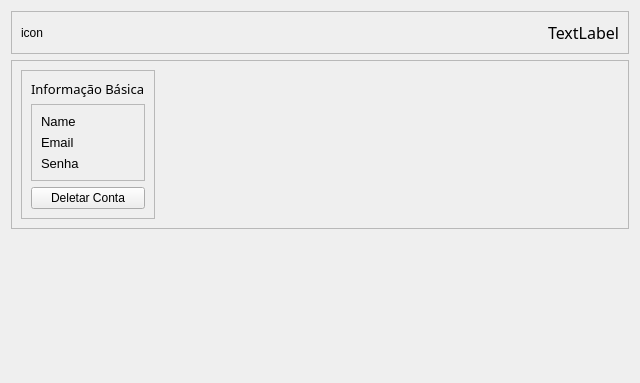
Before: the Qt Designer form view/components/Profile.ui in Wth10/System-Programmer, drawn with Qt 5.
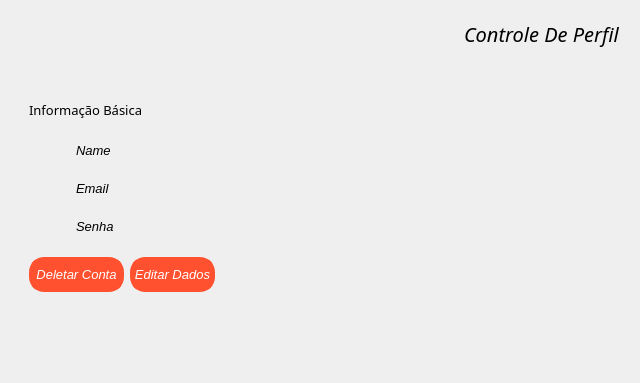
After: the same form once the commit is applied. Icons and pictures are not drawn.

The edit to the form file:
```diff
--- a/view/components/Profile.ui
+++ b/view/components/Profile.ui
@@ -17,7 +17,7 @@
    <item>
     <widget class="QFrame" name="frame">
      <property name="frameShape">
-      <enum>QFrame::StyledPanel</enum>
+      <enum>QFrame::NoFrame</enum>
      </property>
      <property name="frameShadow">
       <enum>QFrame::Raised</enum>
@@ -26,7 +26,19 @@
       <item>
        <widget class="QLabel" name="label">
         <property name="text">
-         <string>icon</string>
+         <string/>
+        </property>
+        <property name="pixmap">
+         <pixmap>../../assets/icons/prancheta.png</pixmap>
+        </property>
+        <property name="scaledContents">
+         <bool>true</bool>
+        </property>
+        <property name="alignment">
+         <set>Qt::AlignCenter</set>
+        </property>
+        <property name="wordWrap">
+         <bool>true</bool>
         </property>
        </widget>
       </item>
@@ -47,12 +59,13 @@
        <widget class="QLabel" name="label_2">
         <property name="font">
          <font>
-          <family>Arial Black</family>
-          <pointsize>12</pointsize>
+          <family>Bahnschrift Light</family>
+          <pointsize>15</pointsize>
+          <italic>true</italic>
          </font>
         </property>
         <property name="text">
-         <string>TextLabel</string>
+         <string>Controle De Perfil</string>
         </property>
        </widget>
       </item>
@@ -62,7 +75,7 @@
    <item>
     <widget class="QFrame" name="frame_4">
      <property name="frameShape">
-      <enum>QFrame::StyledPanel</enum>
+      <enum>QFrame::NoFrame</enum>
      </property>
      <property name="frameShadow">
       <enum>QFrame::Raised</enum>
@@ -71,18 +84,32 @@
       <item>
        <widget class="QFrame" name="frame_2">
         <property name="frameShape">
-         <enum>QFrame::StyledPanel</enum>
+         <enum>QFrame::NoFrame</enum>
         </property>
         <property name="frameShadow">
          <enum>QFrame::Raised</enum>
         </property>
         <layout class="QVBoxLayout" name="verticalLayout_2">
+         <item>
+          <spacer name="horizontalSpacer_2">
+           <property name="orientation">
+            <enum>Qt::Horizontal</enum>
+           </property>
+           <property name="sizeHint" stdset="0">
+            <size>
+             <width>40</width>
+             <height>20</height>
+            </size>
+           </property>
+          </spacer>
+         </item>
          <item>
           <widget class="QLabel" name="label_6">
            <property name="font">
             <font>
              <family>Arial Black</family>
              <pointsize>10</pointsize>
+             <italic>false</italic>
             </font>
            </property>
            <property name="text">
@@ -93,18 +120,46 @@
          <item>
           <widget class="QFrame" name="frame_3">
            <property name="frameShape">
-            <enum>QFrame::StyledPanel</enum>
+            <enum>QFrame::NoFrame</enum>
            </property>
            <property name="frameShadow">
             <enum>QFrame::Raised</enum>
            </property>
            <layout class="QVBoxLayout" name="verticalLayout">
             <item>
+             <layout class="QHBoxLayout" name="horizontalLayout_3">
+              <item>
+               <widget class="QLabel" name="label_7">
+                <property name="minimumSize">
+                 <size>
+                  <width>32</width>
+                  <height>32</height>
+                 </size>
+                </property>
+                <property name="maximumSize">
+                 <size>
+                  <width>32</width>
+                  <height>32</height>
+                 </size>
+                </property>
+                <property name="text">
+                 <string/>
+                </property>
+                <property name="pixmap">
+                 <pixmap>../../assets/icons/carteira-de-identidade.png</pixmap>
+                </property>
+                <property name="scaledContents">
+                 <bool>true</bool>
+                </property>
+               </widget>
+              </item>
+              <item>
              <widget class="QLabel" name="label_3">
               <property name="font">
                <font>
                 <family>Arial</family>
                 <pointsize>10</pointsize>
+                  <italic>true</italic>
                </font>
               </property>
               <property name="text">
@@ -112,12 +167,42 @@
               </property>
              </widget>
             </item>
+             </layout>
+            </item>
             <item>
-             <widget class="QLabel" name="label_4">
+             <layout class="QHBoxLayout" name="horizontalLayout_4">
+              <item>
+               <widget class="QLabel" name="label_8">
+                <property name="minimumSize">
+                 <size>
+                  <width>32</width>
+                  <height>32</height>
+                 </size>
+                </property>
+                <property name="maximumSize">
+                 <size>
+                  <width>32</width>
+                  <height>32</height>
+                 </size>
+                </property>
+                <property name="text">
+                 <string/>
+                </property>
+                <property name="pixmap">
+                 <pixmap>../../assets/icons/e-mail.png</pixmap>
+                </property>
+                <property name="scaledContents">
+                 <bool>true</bool>
+                </property>
+               </widget>
+              </item>
+              <item>
+               <widget class="QLabel" name="label_9">
               <property name="font">
                <font>
                 <family>Arial</family>
                 <pointsize>10</pointsize>
+                  <italic>true</italic>
                </font>
               </property>
               <property name="text">
@@ -125,12 +210,45 @@
               </property>
              </widget>
             </item>
+             </layout>
+            </item>
             <item>
-             <widget class="QLabel" name="label_5">
+             <layout class="QHBoxLayout" name="horizontalLayout_5">
+              <item>
+               <widget class="QLabel" name="label_10">
+                <property name="minimumSize">
+                 <size>
+                  <width>32</width>
+                  <height>32</height>
+                 </size>
+                </property>
+                <property name="maximumSize">
+                 <size>
+                  <width>32</width>
+                  <height>32</height>
+                 </size>
+                </property>
+                <property name="text">
+                 <string/>
+                </property>
+                <property name="pixmap">
+                 <pixmap>../../assets/icons/senha.png</pixmap>
+                </property>
+                <property name="scaledContents">
+                 <bool>true</bool>
+                </property>
+                <property name="wordWrap">
+                 <bool>true</bool>
+                </property>
+               </widget>
+              </item>
+              <item>
+               <widget class="QLabel" name="label_11">
               <property name="font">
                <font>
                 <family>Arial</family>
                 <pointsize>10</pointsize>
+                  <italic>true</italic>
                </font>
               </property>
               <property name="text">
@@ -139,20 +257,78 @@
              </widget>
             </item>
            </layout>
+            </item>
+           </layout>
           </widget>
          </item>
+         <item>
+          <layout class="QHBoxLayout" name="horizontalLayout_6">
          <item>
           <widget class="QPushButton" name="BtnDelete">
+             <property name="font">
+              <font>
+               <family>Arial</family>
+               <pointsize>10</pointsize>
+               <italic>true</italic>
+              </font>
+             </property>
+             <property name="styleSheet">
+              <string notr="true">.QPushButton{
+	background-color: #FF512F;
+	color: rgb(255, 255, 255);
+	border: 5px solid#FF512F;
+	border-radius: 15px;
+	height: 25px;
+	width: 85px;
+}
+
+.QPushButton:hover{
+	background-color: #003973;
+	border: 2px;
+	color: white;
+}
+
+</string>
+             </property>
            <property name="text">
             <string>Deletar Conta</string>
            </property>
           </widget>
          </item>
-        </layout>
+           <item>
+            <widget class="QPushButton" name="BtnEdit">
+             <property name="font">
+              <font>
+               <family>Arial</family>
+               <pointsize>10</pointsize>
+               <italic>true</italic>
+              </font>
+             </property>
+             <property name="styleSheet">
+              <string notr="true">.QPushButton{
+	background-color: #FF512F;
+	color: rgb(255, 255, 255);
+	border: 5px solid#FF512F;
+	border-radius: 15px;
+	height: 25px;
+	width: 75px;
+}
+
+.QPushButton:hover{
+	background-color: #003973;
+	border: 2px;
+	color: white;
+}
+
+</string>
+             </property>
+             <property name="text">
+              <string>Editar Dados</string>
+             </property>
        </widget>
       </item>
       <item>
-       <spacer name="horizontalSpacer_2">
+            <spacer name="horizontalSpacer_3">
         <property name="orientation">
          <enum>Qt::Horizontal</enum>
         </property>
@@ -163,6 +339,11 @@
          </size>
         </property>
        </spacer>
+           </item>
+          </layout>
+         </item>
+        </layout>
+       </widget>
       </item>
      </layout>
     </widget>
```
Lines whose indentation alone changed are shown as unchanged.
